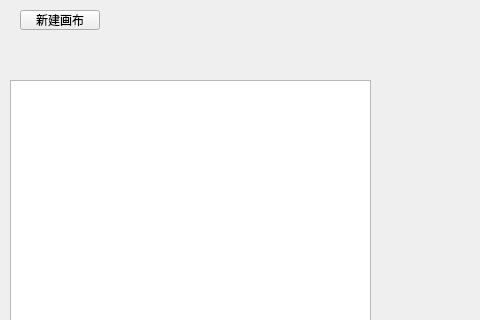
The window that mainwindow.ui (CovMat/GMT-mini-GUI) describes before a commit, drawn with Qt 5; both pictures show x 0 to 480 and y 0 to 320 of the 800 by 600 pixel window.
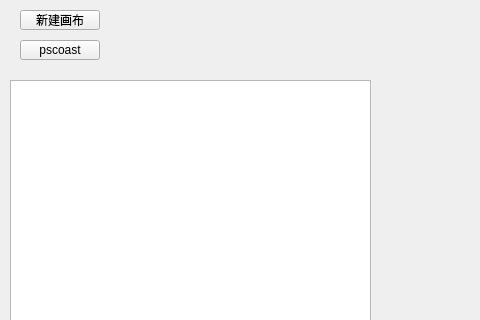
The same window after the commit.

Diff of the .ui file:
```diff
--- a/mainwindow.ui
+++ b/mainwindow.ui
@@ -37,6 +37,19 @@
      </rect>
     </property>
    </widget>
+   <widget class="QPushButton" name="pscoast">
+    <property name="geometry">
+     <rect>
+      <x>20</x>
+      <y>40</y>
+      <width>80</width>
+      <height>20</height>
+     </rect>
+    </property>
+    <property name="text">
+     <string>pscoast</string>
+    </property>
+   </widget>
   </widget>
   <widget class="QMenuBar" name="menubar">
    <property name="geometry">
```
